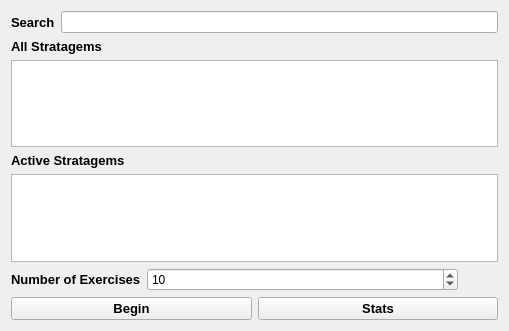
This is src/ui/main_menu.ui in hgray2/stratadex as Qt 5 draws it before an edit. The edited form follows.
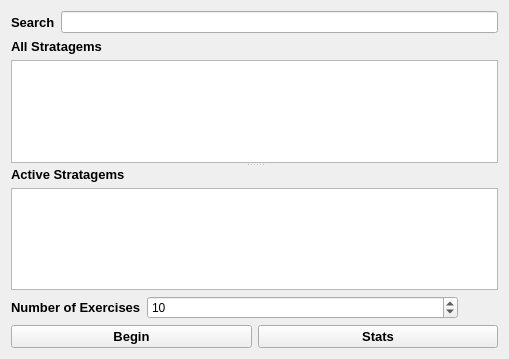
This is the edited form.

Commit message: Adding version to main window

```diff
--- a/src/ui/main_menu.ui
+++ b/src/ui/main_menu.ui
@@ -7,7 +7,7 @@
     <x>0</x>
     <y>0</y>
     <width>509</width>
-    <height>331</height>
+    <height>359</height>
    </rect>
   </property>
   <property name="windowTitle">
@@ -36,6 +36,16 @@
     </layout>
    </item>
    <item>
+    <widget class="QSplitter" name="splitter">
+     <property name="orientation">
+      <enum>Qt::Orientation::Vertical</enum>
+     </property>
+     <property name="opaqueResize">
+      <bool>true</bool>
+     </property>
+     <widget class="QWidget" name="verticalLayoutWidget_2">
+      <layout class="QVBoxLayout" name="all_strats_layout">
+       <item>
     <widget class="QLabel" name="label_3">
      <property name="font">
       <font>
@@ -50,8 +60,22 @@
     </widget>
    </item>
    <item>
-    <widget class="QListWidget" name="stratListAvailable"/>
-   </item>
+        <widget class="QListWidget" name="stratListAvailable">
+         <property name="enabled">
+          <bool>true</bool>
+         </property>
+         <property name="sizePolicy">
+          <sizepolicy hsizetype="Expanding" vsizetype="Expanding">
+           <horstretch>0</horstretch>
+           <verstretch>0</verstretch>
+          </sizepolicy>
+         </property>
+        </widget>
+       </item>
+      </layout>
+     </widget>
+     <widget class="QWidget" name="">
+      <layout class="QVBoxLayout" name="active_strats_layout">
    <item>
     <widget class="QLabel" name="label_2">
      <property name="font">
@@ -67,7 +91,18 @@
     </widget>
    </item>
    <item>
-    <widget class="QListWidget" name="stratListSelected"/>
+        <widget class="QListWidget" name="stratListSelected">
+         <property name="sizePolicy">
+          <sizepolicy hsizetype="Expanding" vsizetype="Expanding">
+           <horstretch>0</horstretch>
+           <verstretch>0</verstretch>
+          </sizepolicy>
+         </property>
+        </widget>
+       </item>
+      </layout>
+     </widget>
+    </widget>
    </item>
    <item>
     <layout class="QHBoxLayout" name="horizontalLayout" stretch="0,1,0">
```
Left out of the diff: 2 changed lines with no effect on the pictures. Lines whose indentation alone changed are shown as unchanged. The commit also changes 5 other files.
